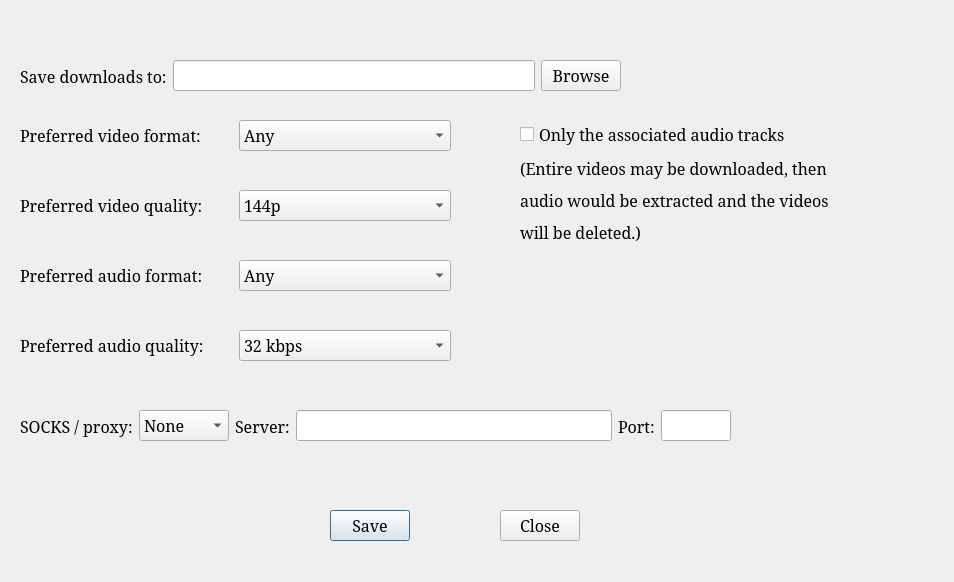
The window that ui/settings.ui (hyperfield/yt-channel-downloader) describes before a commit, drawn with Qt 5.
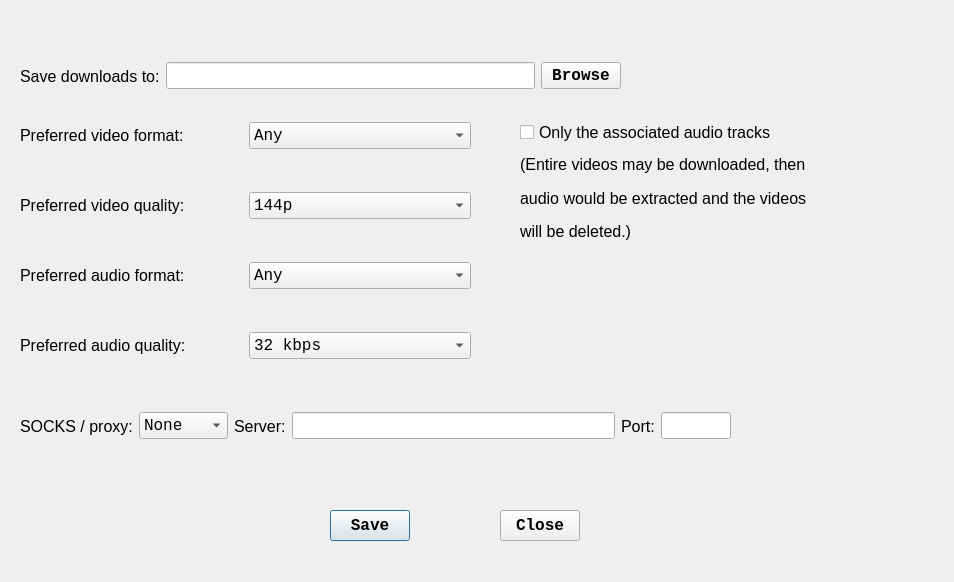
The same window after the commit.

Diff of the .ui file:
```diff
--- a/ui/settings.ui
+++ b/ui/settings.ui
@@ -12,7 +12,7 @@
   </property>
   <property name="font">
    <font>
-    <family>Serif</family>
+    <family>Arial</family>
     <pointsize>12</pointsize>
    </font>
   </property>
@@ -28,6 +28,13 @@
      <height>31</height>
     </rect>
    </property>
+   <property name="font">
+    <font>
+     <family>Courier New</family>
+     <pointsize>12</pointsize>
+     <bold>true</bold>
+    </font>
+   </property>
    <property name="text">
     <string>Save</string>
    </property>
@@ -41,6 +48,13 @@
      <height>31</height>
     </rect>
    </property>
+   <property name="font">
+    <font>
+     <family>Courier New</family>
+     <pointsize>12</pointsize>
+     <bold>true</bold>
+    </font>
+   </property>
    <property name="text">
     <string>Close</string>
    </property>
@@ -50,7 +64,7 @@
     <rect>
      <x>20</x>
      <y>180</y>
-     <width>431</width>
+     <width>451</width>
      <height>51</height>
     </rect>
    </property>
@@ -64,6 +78,12 @@
     </item>
     <item>
      <widget class="QComboBox" name="pref_vid_quality_dropdown">
+      <property name="font">
+       <font>
+        <family>Courier New</family>
+        <pointsize>12</pointsize>
+       </font>
+      </property>
       <item>
        <property name="text">
         <string>144p</string>
@@ -118,7 +138,7 @@
     <rect>
      <x>20</x>
      <y>110</y>
-     <width>431</width>
+     <width>451</width>
      <height>51</height>
     </rect>
    </property>
@@ -132,6 +152,12 @@
     </item>
     <item>
      <widget class="QComboBox" name="pref_vid_format_dropdown">
+      <property name="font">
+       <font>
+        <family>Courier New</family>
+        <pointsize>12</pointsize>
+       </font>
+      </property>
       <item>
        <property name="text">
         <string>Any</string>
@@ -181,7 +207,7 @@
     <rect>
      <x>20</x>
      <y>320</y>
-     <width>431</width>
+     <width>451</width>
      <height>51</height>
     </rect>
    </property>
@@ -195,6 +221,12 @@
     </item>
     <item>
      <widget class="QComboBox" name="pref_aud_quality_dropdown">
+      <property name="font">
+       <font>
+        <family>Courier New</family>
+        <pointsize>12</pointsize>
+       </font>
+      </property>
       <item>
        <property name="text">
         <string>32 kbps</string>
@@ -244,7 +276,7 @@
     <rect>
      <x>20</x>
      <y>250</y>
-     <width>431</width>
+     <width>451</width>
      <height>51</height>
     </rect>
    </property>
@@ -258,6 +290,12 @@
     </item>
     <item>
      <widget class="QComboBox" name="pref_aud_format_dropdown">
+      <property name="font">
+       <font>
+        <family>Courier New</family>
+        <pointsize>12</pointsize>
+       </font>
+      </property>
       <item>
        <property name="text">
         <string>Any</string>
@@ -321,6 +359,12 @@
     </item>
     <item>
      <widget class="QComboBox" name="proxy_server_type">
+      <property name="font">
+       <font>
+        <family>Courier New</family>
+        <pointsize>12</pointsize>
+       </font>
+      </property>
       <item>
        <property name="text">
         <string>None</string>
@@ -351,7 +395,14 @@
      </widget>
     </item>
     <item>
-     <widget class="QLineEdit" name="proxy_server_addr"/>
+     <widget class="QLineEdit" name="proxy_server_addr">
+      <property name="font">
+       <font>
+        <family>Courier New</family>
+        <pointsize>12</pointsize>
+       </font>
+      </property>
+     </widget>
     </item>
     <item>
      <widget class="QLabel" name="proxy_port_label">
@@ -374,6 +425,12 @@
         <height>16777215</height>
        </size>
       </property>
+      <property name="font">
+       <font>
+        <family>Courier New</family>
+        <pointsize>12</pointsize>
+       </font>
+      </property>
      </widget>
     </item>
    </layout>
@@ -400,6 +457,13 @@
     </item>
     <item>
      <widget class="QPushButton" name="browse_btn">
+      <property name="font">
+       <font>
+        <family>Courier New</family>
+        <pointsize>12</pointsize>
+        <bold>true</bold>
+       </font>
+      </property>
       <property name="text">
        <string>Browse</string>
       </property>
```
